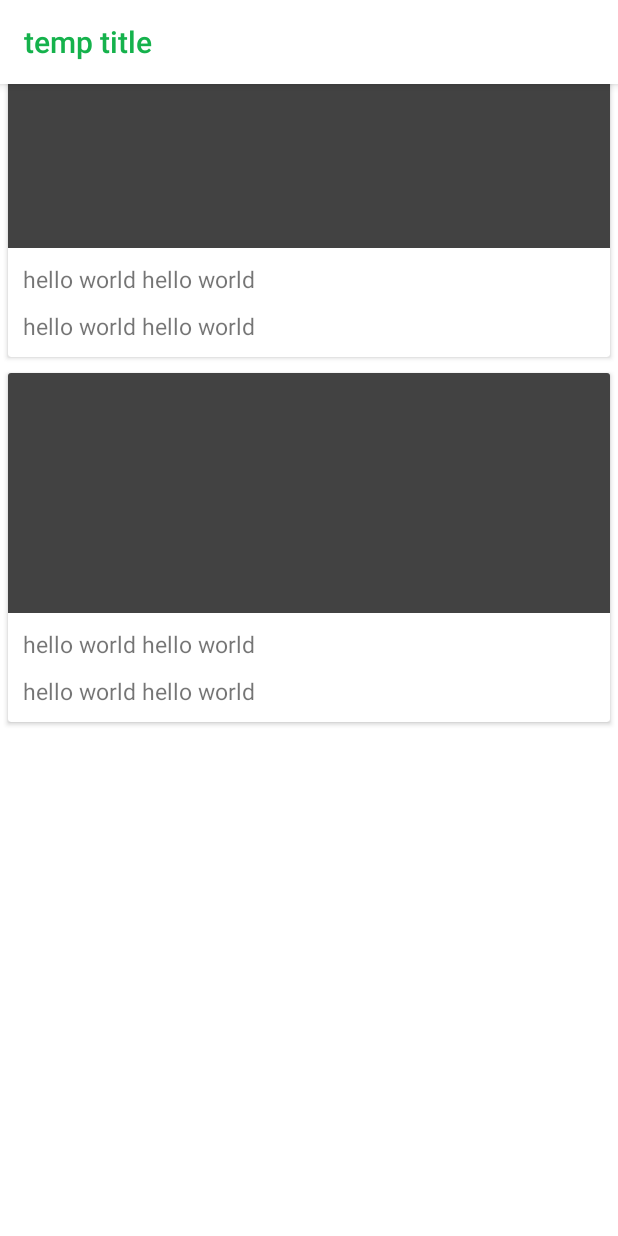
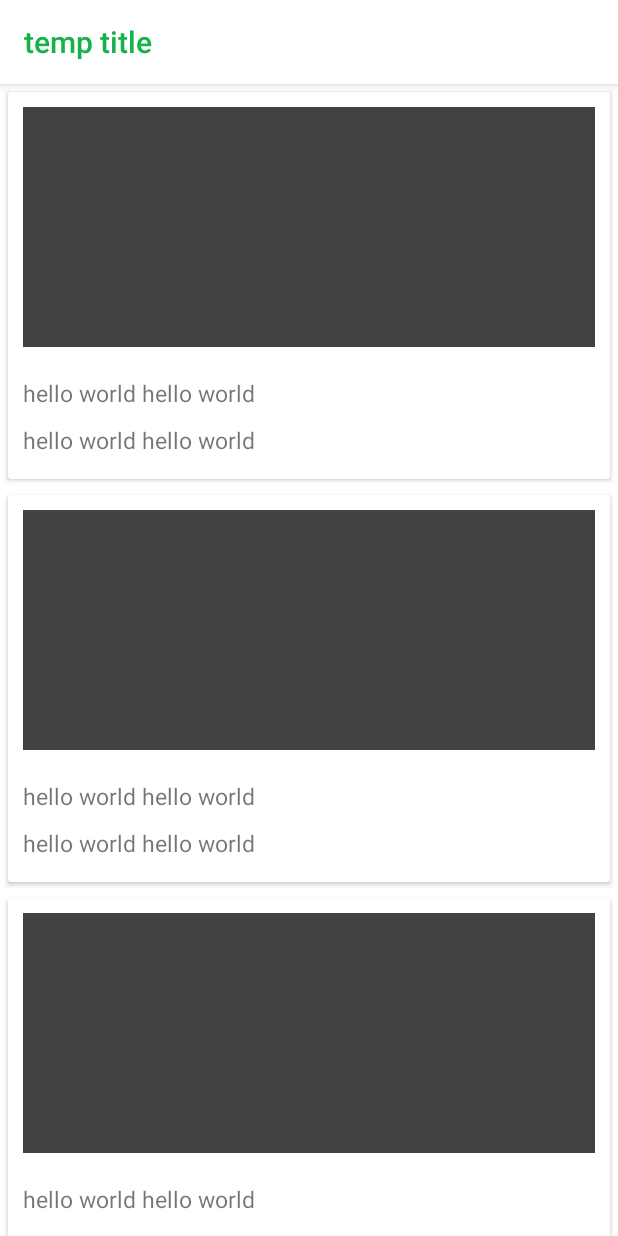
Before and after one commit to taoong/location-based-message-board, an Android app: the screen it shows after launch (MainActivity), on a phone screen of 412 x 824 dp. Run offline under Robolectric (Android 15) with nearby library versions, the phone set to English and light mode, and no system bars.

Commit message:
Fixed toolbar overlapping issue in landmark feed

```diff
--- a/app/src/main/AndroidManifest.xml
+++ b/app/src/main/AndroidManifest.xml
@@ -13,13 +13,15 @@
         <activity
             android:name=".CommentFeedActivity"
             android:label="@string/title_activity_comment_feed"
-            android:theme="@style/Theme.AppCompat.Light.NoActionBar">z
+            android:theme="@style/Theme.AppCompat.Light.NoActionBar">
+
         </activity>
 
         <activity
             android:name=".MainActivity"
             android:label="Landmark Feed"
             android:theme="@style/Theme.AppCompat.Light.NoActionBar">
+
             <intent-filter>
                 <action android:name="android.intent.action.MAIN" />
                 <category android:name="android.intent.category.LAUNCHER" />
--- a/app/src/main/java/com/example/cs160_sp18/prog3/MainActivity.java
+++ b/app/src/main/java/com/example/cs160_sp18/prog3/MainActivity.java
@@ -1,5 +1,6 @@
 package com.example.cs160_sp18.prog3;
 
+import android.support.design.widget.CoordinatorLayout;
 import android.support.v7.app.AppCompatActivity;
 import android.os.Bundle;
 import android.support.v7.widget.LinearLayoutManager;
@@ -19,7 +20,7 @@ public class MainActivity extends AppCompatActivity {
 
     // UI elements
     Toolbar mToolbar;
-    RelativeLayout layout;
+    CoordinatorLayout layout;
 
     @Override
     protected void onCreate(Bundle savedInstanceState) {
@@ -32,7 +33,7 @@ public class MainActivity extends AppCompatActivity {
         // sets the app bar's title
         setTitle(landmarkName + ": Posts");
 
-        layout = (RelativeLayout) findViewById(R.id.landmark_layout);
+        layout = (CoordinatorLayout) findViewById(R.id.landmark_layout);
 
         mToolbar = (Toolbar) findViewById(R.id.main_toolbar);
         setSupportActionBar(mToolbar);
@@ -52,16 +53,18 @@ public class MainActivity extends AppCompatActivity {
         mAdapter = new MainAdapter(mLandmarks, this);
         mRecyclerView.setAdapter(mAdapter);
 
-        // scroll to the last comment
-        mRecyclerView.smoothScrollToPosition(mLandmarks.size() - 1);
     }
 
     private void makeTestLandmarks() {
         String randomString = "hello world hello world ";
         Landmark test1 = new Landmark(randomString, randomString);
         Landmark test2 = new Landmark(randomString, randomString);
+        Landmark test3 = new Landmark(randomString, randomString);
+        Landmark test4 = new Landmark(randomString, randomString);
         mLandmarks.add(test1);
         mLandmarks.add(test2);
+        mLandmarks.add(test3);
+        mLandmarks.add(test4);
     }
 
 }
--- a/app/src/main/res/layout/activity_comment_feed.xml
+++ b/app/src/main/res/layout/activity_comment_feed.xml
@@ -43,7 +43,8 @@
         android:paddingBottom="10dp"
         android:paddingLeft="0dp"
         android:paddingRight="0dp"
-        android:paddingTop="5dp">
+        android:paddingTop="5dp"
+        >
 
         <!-- new comment edit text  -->
         <EditText
--- a/app/src/main/res/layout/activity_landmark_feed.xml
+++ b/app/src/main/res/layout/activity_landmark_feed.xml
@@ -1,12 +1,18 @@
 <?xml version="1.0" encoding="utf-8"?>
 
-<RelativeLayout xmlns:android="http://schemas.android.com/apk/res/android"
+<android.support.design.widget.CoordinatorLayout
+    xmlns:android="http://schemas.android.com/apk/res/android"
     xmlns:app="http://schemas.android.com/apk/res-auto"
     android:id="@+id/landmark_layout"
     android:layout_width="match_parent"
     android:layout_height="match_parent"
     android:background="#ffffff"
     android:orientation="vertical">
+
+    <android.support.design.widget.AppBarLayout
+        android:layout_height="wrap_content"
+        android:layout_width="match_parent"
+        android:theme="@style/AppTheme.AppBarOverlay">
 
         <android.support.v7.widget.Toolbar
             android:id="@+id/main_toolbar"
@@ -17,7 +23,10 @@
             app:title="temp title"
             android:elevation="4dp"
             android:theme="@style/ThemeOverlay.AppCompat.ActionBar"
-        app:popupTheme="@style/ThemeOverlay.AppCompat.Dark"/>
+            app:popupTheme="@style/ThemeOverlay.AppCompat.Dark"
+            />
+
+    </android.support.design.widget.AppBarLayout>
 
     <android.support.v7.widget.RecyclerView
         android:id="@+id/landmark_recycler"
@@ -28,6 +37,7 @@
         android:layout_alignParentTop="true"
         android:transcriptMode="alwaysScroll"
         app:stackFromEnd="true"
-        />
+        app:layout_behavior="@string/appbar_scrolling_view_behavior"/>
 
-</RelativeLayout>
+
+</android.support.design.widget.CoordinatorLayout>
--- a/app/src/main/res/layout/landmark_layout.xml
+++ b/app/src/main/res/layout/landmark_layout.xml
@@ -22,7 +22,8 @@
                 android:background="@color/cardview_dark_background"
                 android:contentDescription="@string/app_name"
                 android:layout_width="match_parent"
-                android:layout_height="160dp" />
+                android:layout_height="160dp"
+                android:layout_margin="10dp"/>
 
             <TextView
                 android:id="@+id/location_name"
@@ -41,7 +42,7 @@
                 android:layout_below="@id/location_name"
                 android:paddingLeft="10dp"
                 android:paddingRight="10dp"
-                android:paddingBottom="10dp"
+                android:paddingBottom="15dp"
                 android:textSize="15sp"/>
 
         </RelativeLayout>
```
Lines whose indentation alone changed are shown as unchanged.
